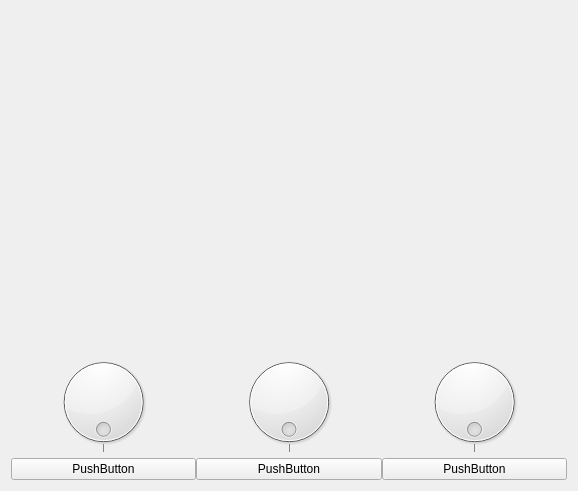
Before: the Qt Designer form qt_stuff/MainWindow.ui in Darker/APO-display, drawn with Qt 5.
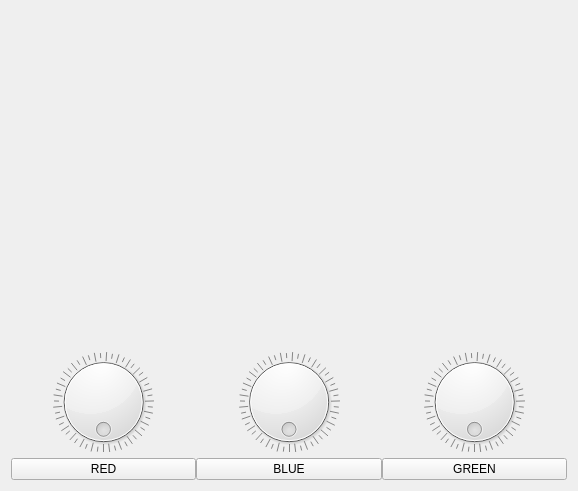
After: the same form once the commit is applied. Custom widgets are drawn as their Qt base class.

```diff
--- a/qt_stuff/MainWindow.ui
+++ b/qt_stuff/MainWindow.ui
@@ -132,11 +132,17 @@
             <verstretch>0</verstretch>
            </sizepolicy>
           </property>
+          <property name="maximum">
+           <number>255</number>
+          </property>
+          <property name="tracking">
+           <bool>false</bool>
+          </property>
           <property name="wrapping">
            <bool>true</bool>
           </property>
           <property name="notchTarget">
-           <double>255.000000000000000</double>
+           <double>5.000000000000000</double>
           </property>
           <property name="notchesVisible">
            <bool>true</bool>
@@ -146,7 +152,7 @@
         <item>
          <widget class="QPushButton" name="pushButton">
           <property name="text">
-           <string>PushButton</string>
+           <string>RED</string>
           </property>
          </widget>
         </item>
@@ -162,11 +168,17 @@
             <verstretch>0</verstretch>
            </sizepolicy>
           </property>
+          <property name="maximum">
+           <number>255</number>
+          </property>
+          <property name="tracking">
+           <bool>false</bool>
+          </property>
           <property name="wrapping">
            <bool>true</bool>
           </property>
           <property name="notchTarget">
-           <double>255.000000000000000</double>
+           <double>5.000000000000000</double>
           </property>
           <property name="notchesVisible">
            <bool>true</bool>
@@ -176,7 +188,7 @@
         <item>
          <widget class="QPushButton" name="pushButton_2">
           <property name="text">
-           <string>PushButton</string>
+           <string>BLUE</string>
           </property>
          </widget>
         </item>
@@ -192,11 +204,17 @@
             <verstretch>0</verstretch>
            </sizepolicy>
           </property>
+          <property name="maximum">
+           <number>255</number>
+          </property>
+          <property name="tracking">
+           <bool>false</bool>
+          </property>
           <property name="wrapping">
            <bool>true</bool>
           </property>
           <property name="notchTarget">
-           <double>255.000000000000000</double>
+           <double>5.000000000000000</double>
           </property>
           <property name="notchesVisible">
            <bool>true</bool>
@@ -206,7 +224,7 @@
         <item>
          <widget class="QPushButton" name="pushButton_3">
           <property name="text">
-           <string>PushButton</string>
+           <string>GREEN</string>
           </property>
          </widget>
         </item>
```
Left out of the diff: 12 changed lines with no effect on the pictures.
